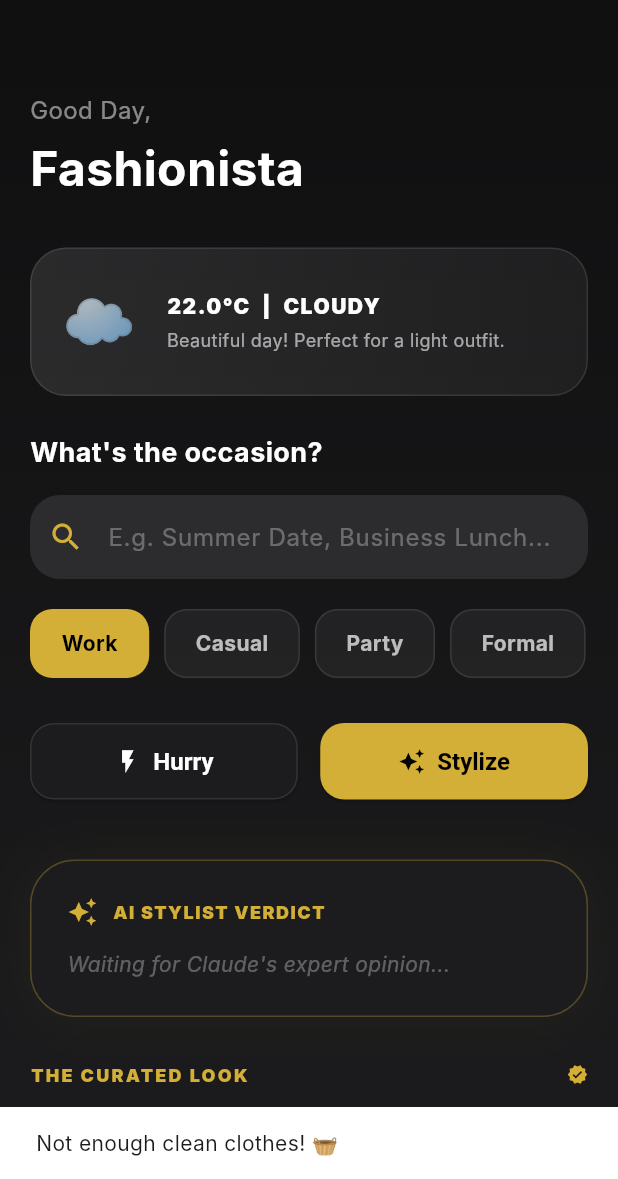
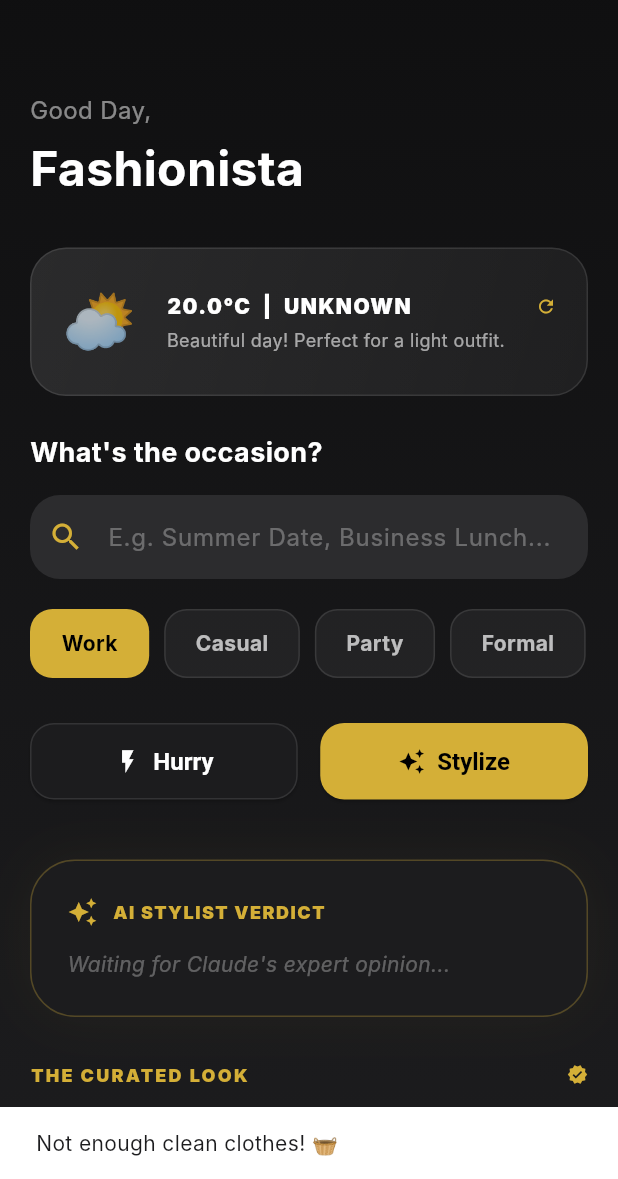
Before and after one commit to AntonitaTheOriginal/Look-Book, a Flutter app: the HomeScreen screen opened by its route, after a tap on "Hurry", on a phone screen of 412 x 824 dp, the part 57-1236 px from its top. Run offline on Flutter 3.47's test engine with Material 3 defaults, Android fonts, the phone set to English and light mode, and no system bars; our stand-ins replace flutter_dotenv, geolocator, hive, hive_flutter, image_picker, palette_generator; missing offline and left inert: google_mlkit_selfie_segmentation; accounts and stored records are empty; Roboto replaces fonts that are missing (Inter).

Commit message:
Fixed weather loading issues with timeouts/refresh and improved color detection accuracy using Weighted Euclidean Distance

```diff
--- a/lib/home_screen.dart
+++ b/lib/home_screen.dart
@@ -284,8 +284,20 @@ class _HomeScreenState extends State<HomeScreen> {
             child: Column(
               crossAxisAlignment: CrossAxisAlignment.start,
               children: [
-                Text("${currentWeather!.temperature.toStringAsFixed(1)}°C  |  ${currentWeather!.condition.toUpperCase()}",
-                  style: const TextStyle(fontWeight: FontWeight.w900, letterSpacing: 1, fontSize: 14, color: Colors.white)),
+                Row(
+                  children: [
+                    Text("${currentWeather!.temperature.toStringAsFixed(1)}°C  |  ${currentWeather!.condition.toUpperCase()}",
+                      style: const TextStyle(fontWeight: FontWeight.w900, letterSpacing: 1, fontSize: 14, color: Colors.white)),
+                    const Spacer(),
+                    GestureDetector(
+                      onTap: () {
+                        setState(() => currentWeather = null);
+                        _fetchWeather();
+                      },
+                      child: const Icon(Icons.refresh, size: 14, color: Color(0xFFD4AF37)),
+                    ),
+                  ],
+                ),
                 const SizedBox(height: 4),
                 Text(WeatherService.getSuggestion(currentWeather!),
                   style: TextStyle(color: Colors.white.withOpacity(0.6), fontSize: 12)),
--- a/lib/utils/weather_service.dart
+++ b/lib/utils/weather_service.dart
@@ -23,7 +23,7 @@ class WeatherService {
   static Future<WeatherData> getCurrentWeather() async {
     try {
       // 1. Get Location
-      bool serviceEnabled = await Geolocator.isLocationServiceEnabled();
+      bool serviceEnabled = await Geolocator.isLocationServiceEnabled().timeout(const Duration(seconds: 5));
       if (!serviceEnabled) throw 'Location services are disabled.';
 
       LocationPermission permission = await Geolocator.checkPermission();
@@ -32,13 +32,15 @@ class WeatherService {
         if (permission == LocationPermission.denied) throw 'Location permissions are denied';
       }
 
-      Position position = await Geolocator.getCurrentPosition();
+      Position position = await Geolocator.getCurrentPosition(
+        desiredAccuracy: LocationAccuracy.low, // Faster lock
+      ).timeout(const Duration(seconds: 10));
 
       // 2. Fetch Weather
       final url = Uri.parse(
           'https://api.openweathermap.org/data/2.5/weather?lat=${position.latitude}&lon=${position.longitude}&appid=$_apiKey&units=metric');
 
-      final response = await http.get(url);
+      final response = await http.get(url).timeout(const Duration(seconds: 10));
       if (response.statusCode == 200) {
         final data = json.decode(response.body);
         final main = data['main'];
@@ -51,15 +53,16 @@ class WeatherService {
           isRainy: weather['main'].toString().toLowerCase().contains('rain'),
         );
       } else {
-        throw 'Failed to load weather';
+        debugPrint("Weather API Error: ${response.statusCode} - ${response.body}");
+        throw 'Failed to load weather: ${response.statusCode}';
       }
     } catch (e) {
-      // Fallback to mock if anything fails (useful for dev/testing)
-      print("Weather Error: $e");
+      debugPrint("Weather Integration Error: $e");
+      // Fallback
       return WeatherData(
-        temperature: 22.0,
-        condition: "Cloudy",
-        icon: "☁️",
+        temperature: 20.0,
+        condition: "Unknown",
+        icon: "⛅",
         isRainy: false,
       );
     }
```
Also changed, not shown: lib/utils/ai_analyzer.dart (+24 -20 lines).
